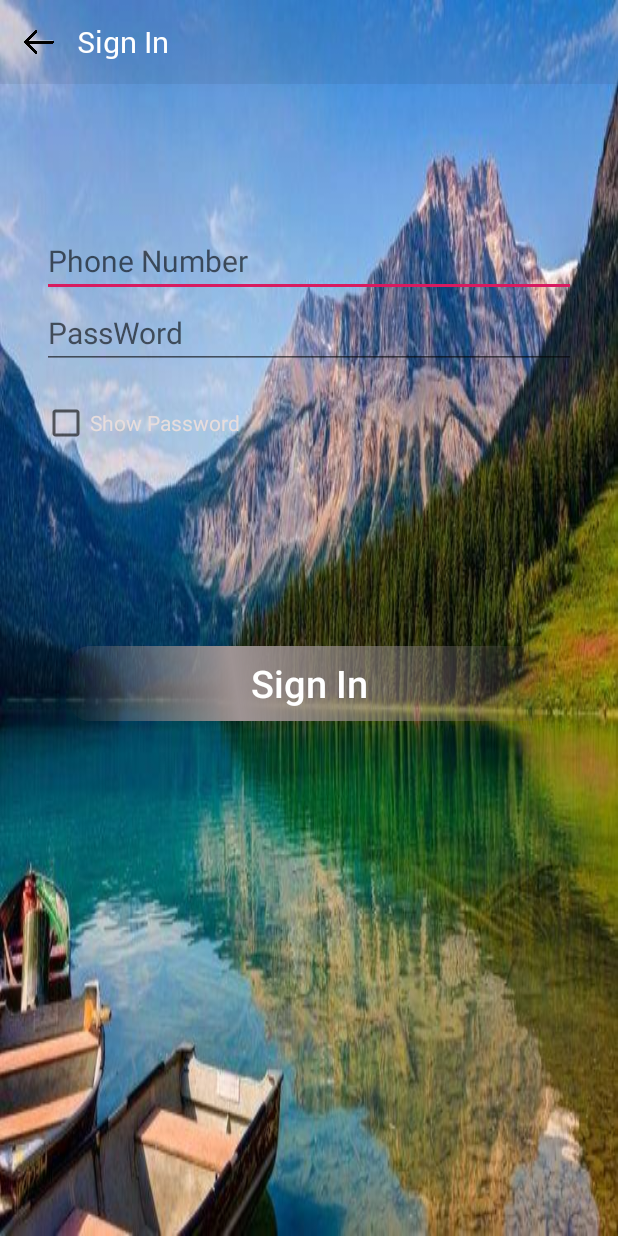
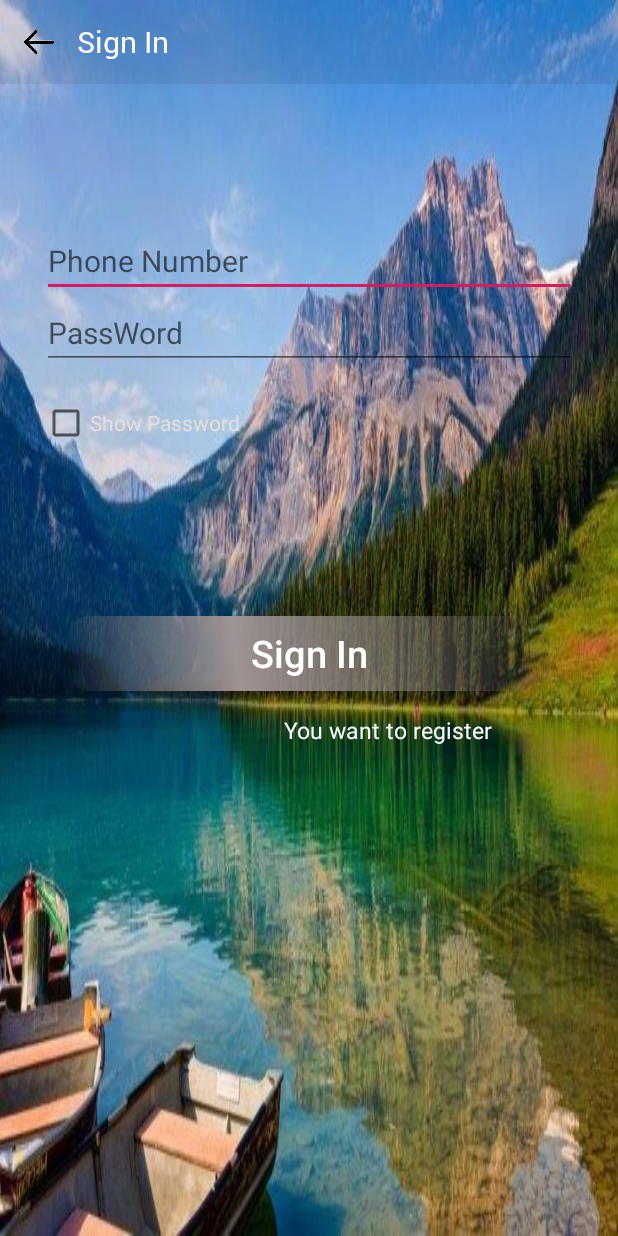
Before and after one commit to tungph04733/Tunglmph04733_DuAn1, an Android app: the SignInAc screen opened directly, with no data from a screen before it, on a phone screen of 412 x 824 dp. Run offline under Robolectric (Android 15) with nearby library versions, the phone set to English and light mode, and no system bars; our stand-ins replace Firebase (no records; nobody signed in at launch, a user with empty details on screens opened directly); libraries missing offline, so code that uses them is left out: com.basgeekball.awesomevalidation, com.rengwuxian.materialedittext; plain views replace MaterialEditText.

Commit message:
Download DuAn

```diff
--- a/app/src/main/res/layout/activity_sign_in.xml
+++ b/app/src/main/res/layout/activity_sign_in.xml
@@ -100,6 +100,17 @@
             android:textAllCaps="false"
             android:textColor="@android:color/white"
             android:textSize="25sp" />
+
+        <TextView
+            android:id="@+id/txtSignUp"
+            android:layout_width="200dp"
+            android:layout_height="20dp"
+            android:layout_marginLeft="150dp"
+            android:layout_marginTop="10dp"
+            android:gravity="center"
+            android:textSize="15sp"
+            android:text="You want to register"
+            android:textColor="#fff" />
     </LinearLayout>
 
 </RelativeLayout>
```
